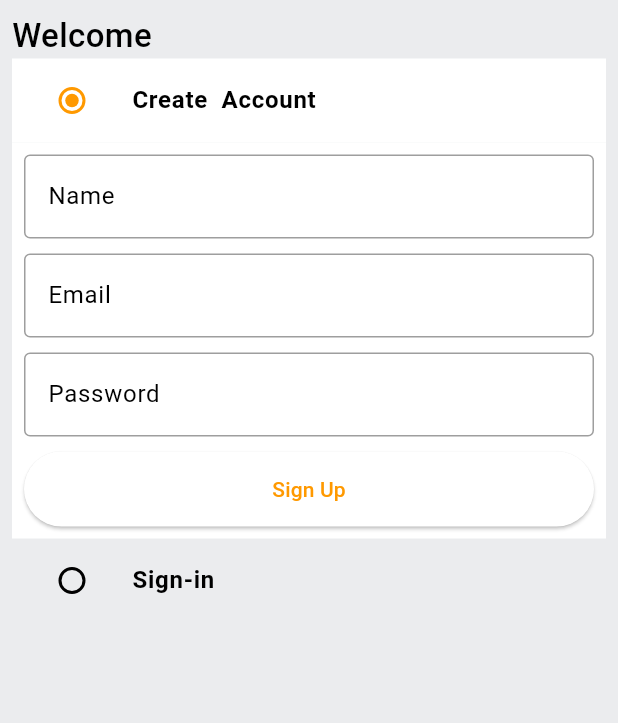
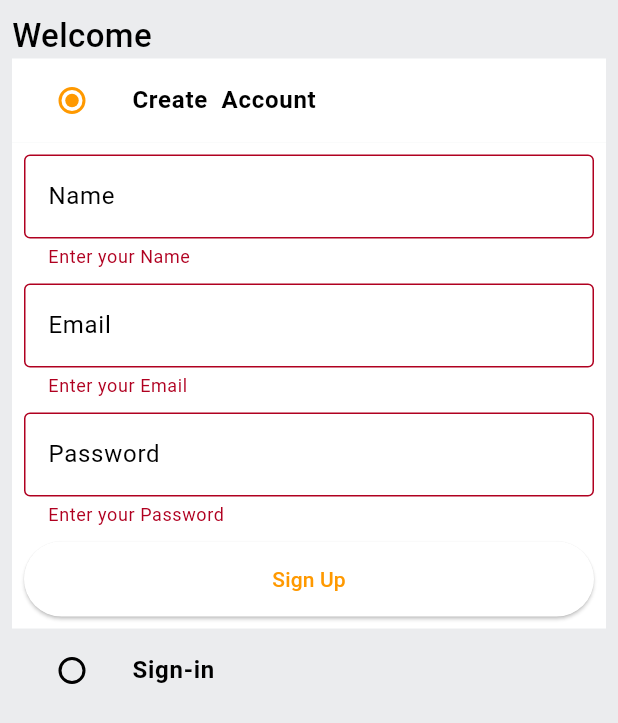
Before and after one commit to murkishashank/amazon_clone_flutter, a Flutter app: the screen it shows after launch, after a tap on "Sign Up", on a phone screen of 412 x 824 dp. Shown: the top 723 px of the screen. Run offline on Flutter 3.47's test engine with Material 3 defaults, Android fonts, the phone set to English and light mode, and no system bars; our stand-ins replace shared_preferences.

Commit message:
Implemented sign in and sign up

```diff
--- a/lib/common/widgets/custom_textfield.dart
+++ b/lib/common/widgets/custom_textfield.dart
@@ -22,7 +22,12 @@ class CustomTextField extends StatelessWidget {
           color: Colors.black38,
         )),
       ),
-      validator: (value) {},
+      validator: (value) {
+        if (value == null || value.isEmpty) {
+          return "Enter your $hintText";
+        }
+        return null;
+      },
     );
   }
 }
--- a/lib/constants/global_variables.dart
+++ b/lib/constants/global_variables.dart
@@ -1,4 +1,6 @@
 import 'package:flutter/material.dart';
+
+String uri = 'http://192.168.0.164:3000';
 
 class GlobalVariables {
   static const appBarGradient = LinearGradient(
--- a/lib/features/auth/screens/auth_screen.dart
+++ b/lib/features/auth/screens/auth_screen.dart
@@ -2,6 +2,8 @@ import "package:flutter/material.dart";
 import "package:flutter_amazon_clone/common/widgets/custom_button.dart";
 import "package:flutter_amazon_clone/common/widgets/custom_textfield.dart";
 import "package:flutter_amazon_clone/constants/global_variables.dart";
+import "package:flutter_amazon_clone/constants/utils.dart";
+import "package:flutter_amazon_clone/features/auth/services/auth_services.dart";
 
 enum Auth {
   signin,
@@ -24,6 +26,7 @@ class _AuthScreenState extends State<AuthScreen> {
   final TextEditingController _emailController = TextEditingController();
   final TextEditingController _passwordController = TextEditingController();
   final TextEditingController _nameController = TextEditingController();
+  final AuthService authService = AuthService();
 
   @override
   void dispose() {
@@ -32,6 +35,21 @@ class _AuthScreenState extends State<AuthScreen> {
     _emailController.dispose();
     _passwordController.dispose();
     _nameController.dispose();
+  }
+
+  void signUpUser() {
+    authService.signUpUser(
+        context: context,
+        email: _emailController.text,
+        password: _passwordController.text,
+        name: _passwordController.text);
+  }
+
+  void signInUser() {
+    authService.signInUser(
+        context: context,
+        email: _emailController.text,
+        password: _passwordController.text);
   }
 
   @override
@@ -44,7 +62,7 @@ class _AuthScreenState extends State<AuthScreen> {
           child: Column(
             crossAxisAlignment: CrossAxisAlignment.start,
             children: [
-              Text(
+              const Text(
                 "Welcome",
                 style: TextStyle(fontSize: 22, fontWeight: FontWeight.w500),
               ),
@@ -96,7 +114,13 @@ class _AuthScreenState extends State<AuthScreen> {
                         const SizedBox(
                           height: 10,
                         ),
-                        CustomButton(text: "Sign Up", onTap: () {})
+                        CustomButton(
+                            text: "Sign Up",
+                            onTap: () {
+                              if (_signUpFormKey.currentState!.validate()) {
+                                signUpUser();
+                              }
+                            })
                       ],
                     ),
                   ),
@@ -142,7 +166,15 @@ class _AuthScreenState extends State<AuthScreen> {
                         const SizedBox(
                           height: 10,
                         ),
-                        CustomButton(text: "Sign In", onTap: () {})
+                        CustomButton(
+                            text: "Sign In",
+                            onTap: () {
+                              if (_signInFormKey.currentState!.validate()) {
+                                signInUser();
+                              } else {
+                                showSnackBar(context, "something went wrong");
+                              }
+                            })
                       ],
                     ),
                   ),
--- a/lib/main.dart
+++ b/lib/main.dart
@@ -1,10 +1,16 @@
 import 'package:flutter/material.dart';
 import 'package:flutter_amazon_clone/constants/global_variables.dart';
 import 'package:flutter_amazon_clone/features/auth/screens/auth_screen.dart';
+import 'package:flutter_amazon_clone/providers/user_providers.dart';
 import 'package:flutter_amazon_clone/router.dart';
+import 'package:provider/provider.dart';
 
 void main() {
-  runApp(const MyApp());
+  runApp(MultiProvider(providers: [
+    ChangeNotifierProvider(
+      create: (context) => UserProvider(),
+    )
+  ], child: const MyApp()));
 }
 
 class MyApp extends StatelessWidget {
--- /dev/null
+++ b/lib/models/user.dart
@@ -0,0 +1,68 @@
+import 'dart:convert';
+
+class User {
+  final String id;
+  final String name;
+  final String email;
+  final String password;
+  final String address;
+  final String type;
+  final String token;
+
+  User(
+      {required this.id,
+      required this.name,
+      required this.email,
+      required this.password,
+      required this.address,
+      required this.type,
+      required this.token});
+
+  Map<String, dynamic> toMap() {
+    return {
+      'id': id,
+      'name': name,
+      'email': email,
+      'password': password,
+      'address': address,
+      'type': type,
+      'token': token,
+    };
+  }
+
+  factory User.fromMap(Map<String, dynamic> map) {
+    return User(
+      id: map['_id'] ?? '',
+      name: map['name'] ?? '',
+      email: map['email'] ?? '',
+      password: map['password'] ?? '',
+      address: map['address'] ?? '',
+      type: map['type'] ?? '',
+      token: map['token'] ?? '',
+    );
+  }
+
+  String toJson() => json.encode(toMap());
+
+  factory User.fromJson(String source) => User.fromMap(json.decode(source));
+
+  User copyWith({
+    String? id,
+    String? name,
+    String? email,
+    String? password,
+    String? address,
+    String? type,
+    String? token,
+  }) {
+    return User(
+      id: id ?? this.id,
+      name: name ?? this.name,
+      email: email ?? this.email,
+      password: password ?? this.password,
+      address: address ?? this.address,
+      type: type ?? this.type,
+      token: token ?? this.token,
+    );
+  }
+}
--- /dev/null
+++ b/lib/providers/user_providers.dart
@@ -0,0 +1,19 @@
+import 'package:flutter/material.dart';
+import 'package:flutter_amazon_clone/models/user.dart';
+
+class UserProvider extends ChangeNotifier {
+  User _user = User(
+      id: "",
+      name: "",
+      email: "",
+      password: "",
+      address: "",
+      type: "",
+      token: "");
+
+  User get user => _user;
+  void setUser(String user) {
+    _user = User.fromJson(user);
+    notifyListeners();
+  }
+}
--- a/lib/router.dart
+++ b/lib/router.dart
@@ -1,5 +1,6 @@
 import 'package:flutter/material.dart';
 import 'package:flutter_amazon_clone/features/auth/screens/auth_screen.dart';
+import 'package:flutter_amazon_clone/features/home/screens/home_screen.dart';
 
 Route<dynamic> generateRoute(RouteSettings routeSettings) {
   switch (routeSettings.name) {
@@ -7,6 +8,11 @@ Route<dynamic> generateRoute(RouteSettings routeSettings) {
       return MaterialPageRoute(
         settings: routeSettings,
         builder: (_) => const AuthScreen(),
+      );
+    case HomeScreen.routeName:
+      return MaterialPageRoute(
+        settings: routeSettings,
+        builder: (_) => const HomeScreen(),
       );
     default:
       return MaterialPageRoute(
--- a/pubspec.yaml
+++ b/pubspec.yaml
@@ -35,6 +35,9 @@ dependencies:
   # The following adds the Cupertino Icons font to your application.
   # Use with the CupertinoIcons class for iOS style icons.
   cupertino_icons: ^1.0.2
+  http: ^1.1.2
+  provider: ^6.1.1
+  shared_preferences: ^2.2.2
 
 dev_dependencies:
   flutter_test:
```
Also changed, not shown: lib/constants/error_handling.dart (added, +25 -0 lines), lib/constants/utils.dart (added, +9 -0 lines), lib/features/auth/services/auth_services.dart (added, +81 -0 lines), lib/features/home/screens/home_screen.dart (added, +21 -0 lines), pubspec.lock, 2 other files.
